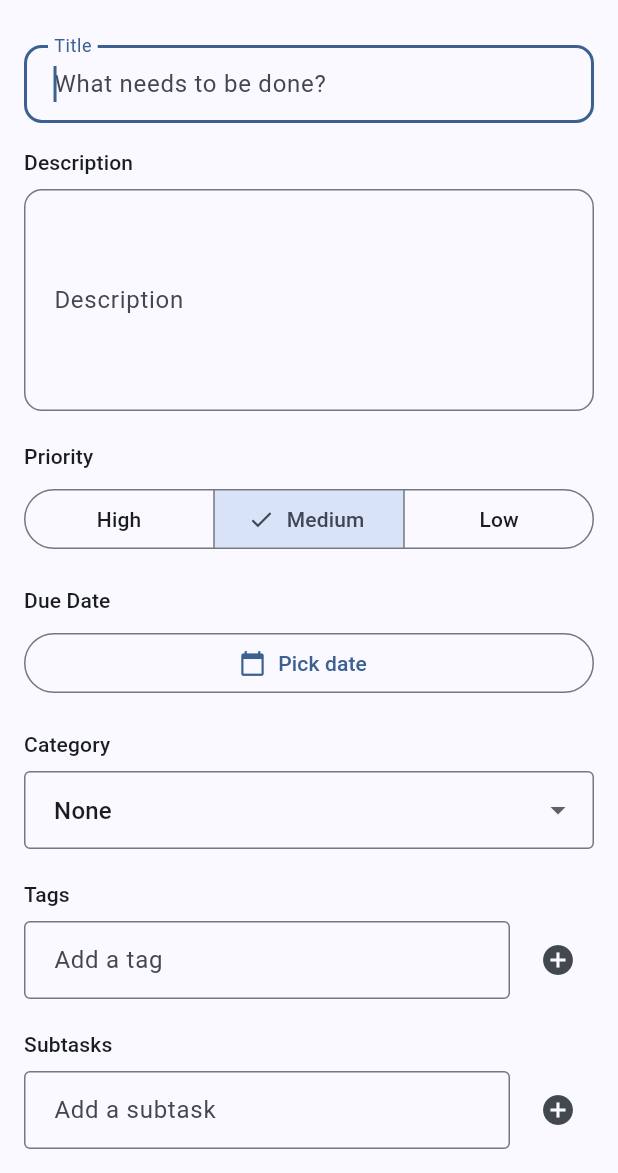
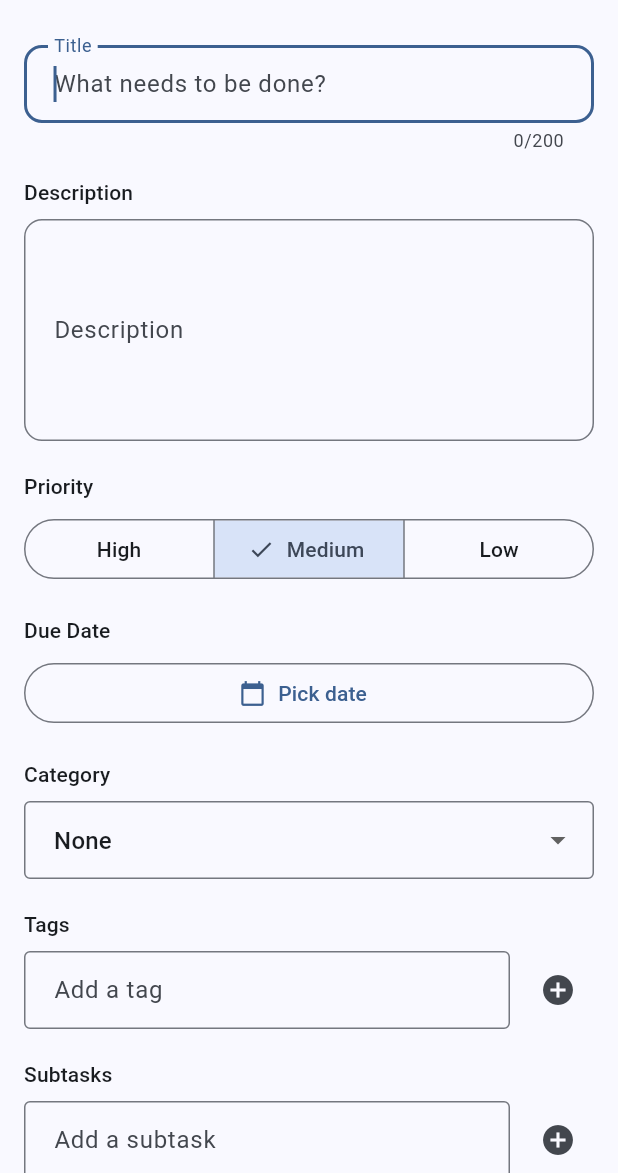
Before and after one commit to jiteshoffice1234-star/TodoApp, a Flutter app: the screen it shows after launch, after a tap on the "add" icon, on a phone screen of 412 x 824 dp, the part 63-1236 px from its top. Run offline on Flutter 3.47's test engine with Material 3 defaults, Android fonts, the phone set to English and light mode, and no system bars; our stand-ins replace csv, fl_chart, flutter_local_notifications, share_plus, shared_preferences, sqflite and 2 more; missing offline and left inert: home_widget; accounts and stored records are empty.

Commit message:
Security hardening, bug fixes, README corrections
Security:
- Add Content-Security-Policy to Electron HTML
- Initialize NotificationService and WidgetService in main.dart
- Add maxLength (200) to title field
- Fix unsafe int.parse in recurring_config.dart (use tryParse)
- Add safe parseHexColor utility to replace 5 duplicated parsers
- Use CREATE TABLE IF NOT EXISTS in migrations
- Fix _parseColor crash on invalid hex input

Bugs:
- Fix reorderTodos operating on _filteredTodos (new list) instead of _todos
- Fix pomodoro infinite auto-loop: remove auto-restart, add Stop button
- Fix widget test referencing removed MyApp class

README:
- Correct false claims: Flutter has no rich text (plain multiline only)
- Correct false claims: image_picker is unused dependency
- Correct false claims: no 7-day bar chart or priority pie chart exist
- Note notifications/widget were broken, now fixed
- Mark pomodoro as manual-start (no auto-loop)
- Update known issues with fixed items

```diff
--- a/lib/core/database/database_helper.dart
+++ b/lib/core/database/database_helper.dart
@@ -29,7 +29,7 @@ class DatabaseHelper {
 
   Future<void> _createDB(Database db, int version) async {
     await db.execute('''
-      CREATE TABLE categories (
+      CREATE TABLE IF NOT EXISTS categories (
         id INTEGER PRIMARY KEY AUTOINCREMENT,
         name TEXT NOT NULL,
         color TEXT NOT NULL DEFAULT '#2196F3',
@@ -37,7 +37,7 @@ class DatabaseHelper {
       )
     ''');
     await db.execute('''
-      CREATE TABLE todos (
+      CREATE TABLE IF NOT EXISTS todos (
         id INTEGER PRIMARY KEY AUTOINCREMENT,
         title TEXT NOT NULL,
         description TEXT DEFAULT '',
@@ -63,7 +63,7 @@ class DatabaseHelper {
       )
     ''');
     await db.execute('''
-      CREATE TABLE subtasks (
+      CREATE TABLE IF NOT EXISTS subtasks (
         id TEXT PRIMARY KEY,
         title TEXT NOT NULL,
         isDone INTEGER NOT NULL DEFAULT 0,
@@ -73,7 +73,7 @@ class DatabaseHelper {
       )
     ''');
     await db.execute('''
-      CREATE TABLE pomodoro_sessions (
+      CREATE TABLE IF NOT EXISTS pomodoro_sessions (
         id INTEGER PRIMARY KEY AUTOINCREMENT,
         todoId INTEGER,
         startedAt INTEGER NOT NULL,
@@ -102,7 +102,7 @@ class DatabaseHelper {
       await db.execute('ALTER TABLE todos ADD COLUMN hasReminder INTEGER DEFAULT 0');
       await db.execute('ALTER TABLE todos ADD COLUMN sortOrder INTEGER DEFAULT 0');
       await db.execute('''
-        CREATE TABLE subtasks (
+        CREATE TABLE IF NOT EXISTS subtasks (
           id TEXT PRIMARY KEY,
           title TEXT NOT NULL,
           isDone INTEGER NOT NULL DEFAULT 0,
@@ -112,7 +112,7 @@ class DatabaseHelper {
         )
       ''');
       await db.execute('''
-        CREATE TABLE pomodoro_sessions (
+        CREATE TABLE IF NOT EXISTS pomodoro_sessions (
           id INTEGER PRIMARY KEY AUTOINCREMENT,
           todoId INTEGER,
           startedAt INTEGER NOT NULL,
--- a/lib/data/models/recurring_config.dart
+++ b/lib/data/models/recurring_config.dart
@@ -32,7 +32,7 @@ class RecurringConfig {
     return RecurringConfig(
       type: RecurrenceType.values[map['type'] as int? ?? 0],
       interval: map['interval'] as int? ?? 1,
-      daysOfWeek: (map['daysOfWeek'] as String?)?.split(',').where((d) => d.isNotEmpty).map(int.parse).toList() ?? [],
+      daysOfWeek: (map['daysOfWeek'] as String?)?.split(',').where((d) => d.isNotEmpty).map((d) => int.tryParse(d) ?? 0).toList() ?? [],
       dayOfMonth: map['dayOfMonth'] as int?,
       endDate: map['endDate'] != null ? DateTime.fromMillisecondsSinceEpoch(map['endDate'] as int) : null,
       hasEnd: (map['hasEnd'] as int? ?? 0) == 1,
--- a/lib/main.dart
+++ b/lib/main.dart
@@ -1,15 +1,16 @@
 import 'package:flutter/foundation.dart';
 import 'package:flutter/material.dart';
+import 'core/services/notification_service.dart';
+import 'core/services/widget_service.dart';
 import 'app.dart';
 
 void main() async {
   WidgetsFlutterBinding.ensureInitialized();
 
-  // Skip native services on web (sqflite/home_widget don't work on web)
   if (!kIsWeb) {
     try {
-      // Import services only on non-web platforms
-      await _initNativeServices();
+      await NotificationService.instance.init();
+      await WidgetService.instance.init();
     } catch (e) {
       debugPrint('Native service init failed: $e');
     }
@@ -17,8 +18,3 @@ void main() async {
 
   runApp(const TodoApp());
 }
-
-Future<void> _initNativeServices() async {
-  // These imports and calls are only for Android/iOS/Desktop
-  // ignore: avoid_dynamic_calls
-}
--- a/lib/ui/screens/add_edit_todo_screen.dart
+++ b/lib/ui/screens/add_edit_todo_screen.dart
@@ -5,6 +5,7 @@ import '../../data/models/todo.dart';
 import '../../data/models/subtask.dart';
 import '../../data/models/recurring_config.dart';
 import '../../providers/todo_provider.dart';
+import '../../core/theme/color_utils.dart';
 
 class AddEditTodoScreen extends StatefulWidget {
   final Todo? todo;
@@ -85,6 +86,7 @@ class _AddEditTodoScreenState extends State<AddEditTodoScreen> {
                 hintText: 'What needs to be done?',
               ),
               autofocus: true,
+              maxLength: 200,
               validator: (v) =>
                   v == null || v.trim().isEmpty ? 'Title is required' : null,
             ),
@@ -402,11 +404,7 @@ class _AddEditTodoScreenState extends State<AddEditTodoScreen> {
     }
   }
 
-  Color _parseColor(String hex) {
-    hex = hex.replaceAll('#', '');
-    if (hex.length == 6) hex = 'FF$hex';
-    return Color(int.parse(hex, radix: 16));
-  }
+  Color _parseColor(String hex) => parseHexColor(hex);
 
   void _addTag(String tag) {
     final trimmed = tag.trim();
```
Also changed, not shown: lib/core/theme/color_utils.dart (added, +11 -0 lines), lib/providers/pomodoro_provider.dart (+16 -7 lines), lib/providers/todo_provider.dart (+5 -5 lines), lib/ui/screens/categories_screen.dart (+2 -5 lines), lib/ui/screens/home_screen.dart (+2 -5 lines), lib/ui/screens/pomodoro_screen.dart (+11 -1 lines), lib/ui/widgets/grid_todo_card.dart (+2 -5 lines), lib/ui/widgets/todo_card.dart (+2 -5 lines), 3 other files.
